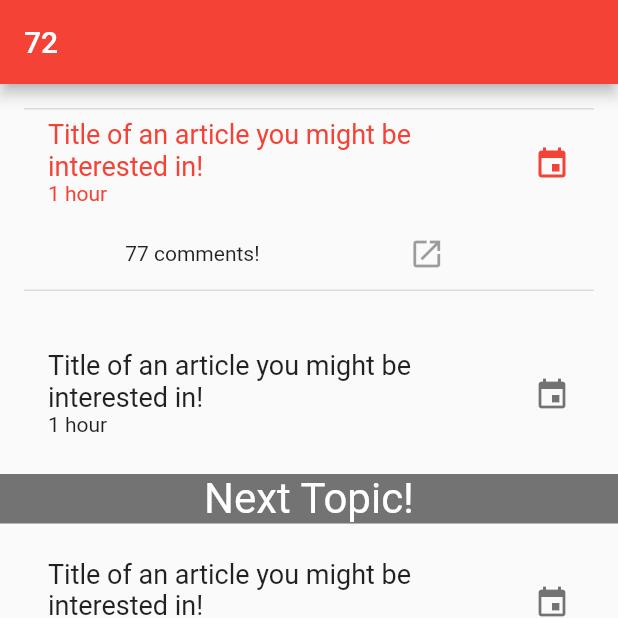
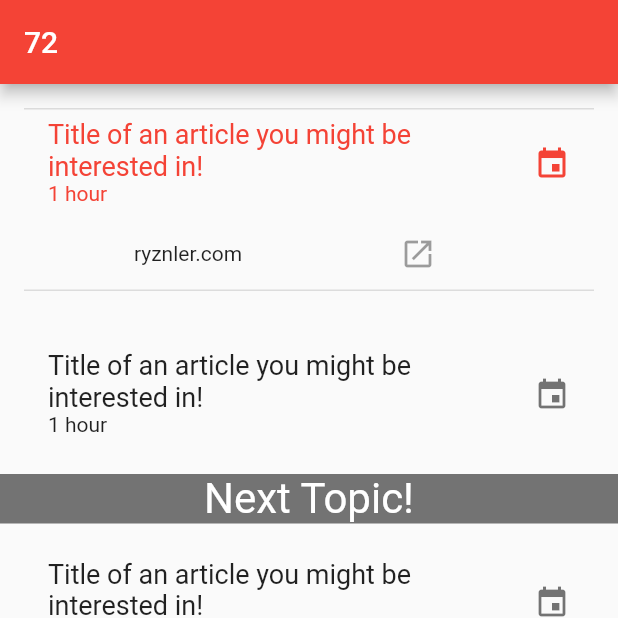
Before and after one commit to jonryanedge/flutter-boring-app, a Flutter app: the screen it shows after launch, after a tap on "Title of an article you might be interes", on a phone screen of 412 x 824 dp, the top half of it. Run offline on Flutter 3.47's test engine with Material 2 defaults, Android fonts, the phone set to English and light mode, and no system bars; our stand-ins replace built_collection, built_value.

```diff
--- a/lib/main.dart
+++ b/lib/main.dart
@@ -73,9 +73,11 @@ class _MyHomePageState extends State<MyHomePage> {
           Row(
             mainAxisAlignment: MainAxisAlignment.spaceEvenly,
             children: <Widget>[
-              Text("${article.commentsCount} comments!"),
+//              Text("${article.commentsCount} comments!"),
+              Text("${article.domain}"),
               FlatButton(
                   child: Icon(Icons.launch),
+//                  onPressed: launch("http://jonryanedge.com"),
               ),
             ],
           )
```
Also changed, not shown: lib/json_parsing.dart (+9 -0 lines).
